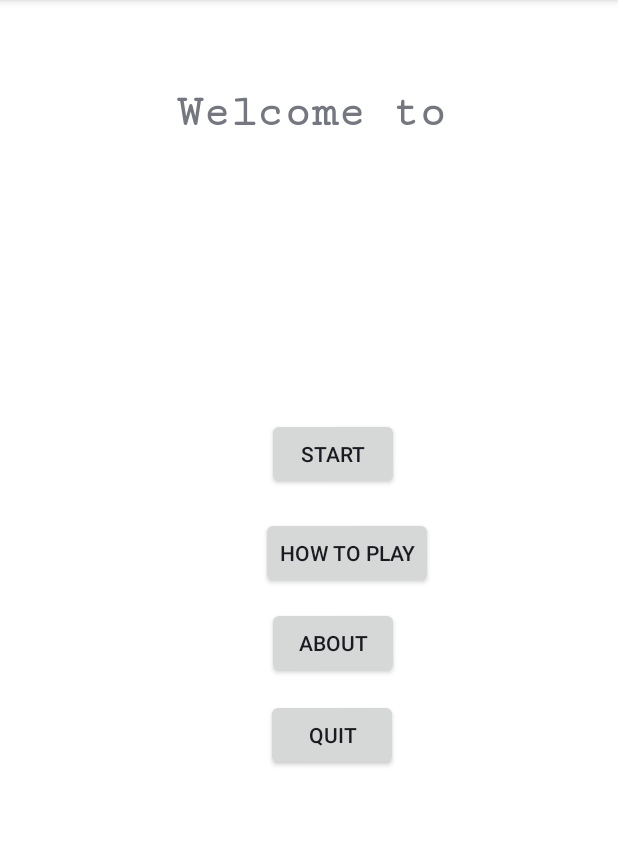
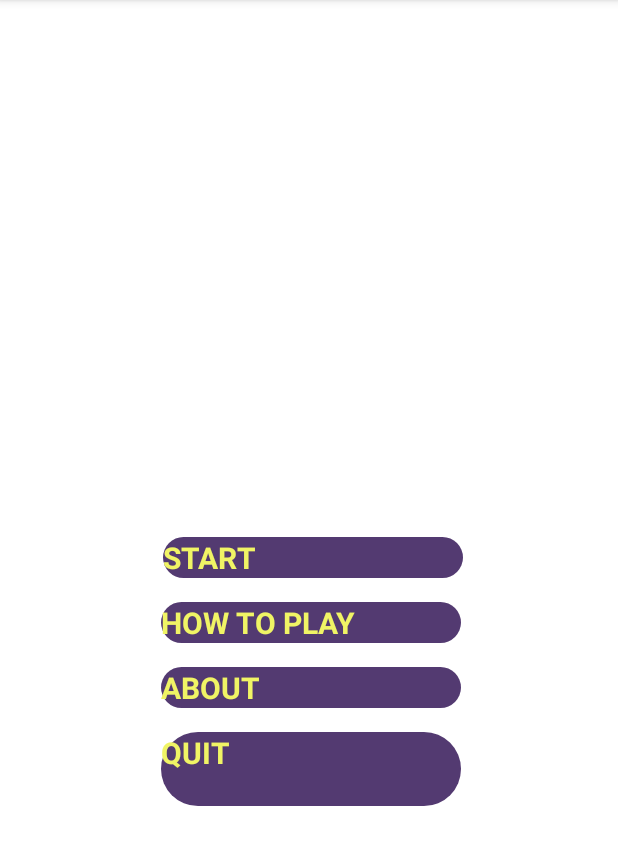
Before and after one commit to jleenaife/EcoNiceApp, an Android app: the layout activity_homepage.xml on its own in the app's theme, with its tools: preview values and no code run, on a phone screen of 412 x 824 dp, the part 84-949 px from its top. Run offline under Robolectric (Android 15) with nearby library versions, the phone set to English and light mode, and no system bars.

Commit message:
design update

```diff
--- a/app/src/main/res/drawable/round_corner.xml
+++ b/app/src/main/res/drawable/round_corner.xml
@@ -1,7 +1,9 @@
 <?xml version="1.0" encoding="utf-8"?>
 <shape android:shape="rectangle" xmlns:android="http://schemas.android.com/apk/res/android">
 
-    <corners android:radius="200dp" />
-    <solid android:color="@color/purple_200" />
+    <corners android:radius="200dp"
+        >
+
+    </corners>
 
 </shape>
--- a/app/src/main/res/layout/activity_homepage.xml
+++ b/app/src/main/res/layout/activity_homepage.xml
@@ -13,98 +13,130 @@
         android:layout_height="fill_parent"
         android:scaleType="centerCrop"
         app:srcCompat="@drawable/bg"
-        tools:layout_editor_absoluteX="0dp"
-        tools:layout_editor_absoluteY="-16dp" />
+        tools:layout_editor_absoluteX="65dp"
+        tools:layout_editor_absoluteY="0dp" />
 
     <TextView
         android:id="@+id/textView1"
         android:layout_width="wrap_content"
         android:layout_height="33dp"
-        android:layout_marginEnd="91dp"
-        android:layout_marginBottom="593dp"
+        android:layout_marginStart="32dp"
+        android:layout_marginEnd="32dp"
+        android:layout_marginBottom="600dp"
+        android:gravity="center"
+        android:text="Welcome to"
+        android:textColor="@color/white"
+        android:textSize="25sp"
+        android:textStyle="bold"
         android:fontFamily="serif-monospace"
-        android:text="Welcome to"
-        android:textSize="30dp"
-        android:textStyle="bold"
-        android:gravity="center"
         app:layout_constraintBottom_toBottomOf="parent"
         app:layout_constraintEnd_toEndOf="parent"
-        app:layout_constraintHorizontal_bias="0.832"
+        app:layout_constraintHorizontal_bias="0.56"
         app:layout_constraintStart_toStartOf="parent"
         app:layout_constraintTop_toTopOf="parent"
         app:layout_constraintVertical_bias="0.411" />
 
-    <Button
+    <androidx.appcompat.widget.AppCompatButton
         android:id="@+id/quitBtn"
-        android:layout_width="wrap_content"
-        android:layout_height="wrap_content"
-        android:layout_marginEnd="145dp"
-        android:layout_marginBottom="210dp"
+        android:layout_width="200dp"
+        android:layout_height="49dp"
+        android:layout_marginStart="32dp"
+        android:layout_marginTop="16dp"
+        android:layout_marginEnd="32dp"
+        android:background="@drawable/round_corner"
+        android:backgroundTint="@color/ecogrape"
+        android:fontFamily="sans-serif"
         android:text="QUIT"
+        android:textColor="@color/ecoyellow"
+        android:textSize="20sp"
+        android:textStyle="bold"
         app:layout_constraintBottom_toBottomOf="parent"
         app:layout_constraintEnd_toEndOf="parent"
-        app:layout_constraintHorizontal_bias="0.994"
+        app:layout_constraintHorizontal_bias="0.51"
         app:layout_constraintStart_toStartOf="parent"
         app:layout_constraintTop_toTopOf="parent"
-        app:layout_constraintVertical_bias="0.914" />
+        app:layout_constraintVertical_bias="0.672" />
 
-    <Button
-        android:id="@+id/startBtn"
-        android:layout_width="wrap_content"
+    <androidx.appcompat.widget.AppCompatButton
+        android:id="@+id/htpBtn"
+        android:layout_width="200dp"
         android:layout_height="wrap_content"
-        android:layout_marginEnd="146dp"
-        android:layout_marginBottom="441dp"
-        android:text="START"
-        app:layout_constraintBottom_toBottomOf="parent"
+        android:layout_marginStart="32dp"
+        android:layout_marginEnd="32dp"
+        android:layout_marginBottom="16dp"
+        android:background="@drawable/round_corner"
+        android:backgroundTint="@color/ecogrape"
+        android:fontFamily="sans-serif"
+        android:text="HOW TO PLAY"
+        android:textColor="@color/ecoyellow"
+        android:textSize="20sp"
+        android:textStyle="bold"
+        app:layout_constraintBottom_toTopOf="@+id/abtBtn"
         app:layout_constraintEnd_toEndOf="parent"
-        app:layout_constraintHorizontal_bias="1.0"
+        app:layout_constraintHorizontal_bias="0.51"
         app:layout_constraintStart_toStartOf="parent"
         app:layout_constraintTop_toTopOf="parent"
         app:layout_constraintVertical_bias="1.0" />
 
-    <Button
-        android:id="@+id/htpBtn"
-        android:layout_width="wrap_content"
+    <androidx.appcompat.widget.AppCompatButton
+        android:id="@+id/abtBtn"
+        android:layout_width="200dp"
         android:layout_height="wrap_content"
-        android:layout_marginEnd="123dp"
-        android:layout_marginBottom="367dp"
-        android:text="HOW TO PLAY"
-        app:layout_constraintBottom_toBottomOf="parent"
+        android:layout_marginStart="32dp"
+        android:layout_marginEnd="32dp"
+        android:layout_marginBottom="16dp"
+        android:background="@drawable/round_corner"
+        android:backgroundTint="@color/ecogrape"
+        android:fontFamily="sans-serif"
+        android:text="ABOUT"
+        android:textColor="@color/ecoyellow"
+        android:textSize="20sp"
+        android:textStyle="bold"
+        app:layout_constraintBottom_toTopOf="@+id/quitBtn"
         app:layout_constraintEnd_toEndOf="parent"
-        app:layout_constraintHorizontal_bias="1.0"
+        app:layout_constraintHorizontal_bias="0.51"
         app:layout_constraintStart_toStartOf="parent"
         app:layout_constraintTop_toTopOf="parent"
-        app:layout_constraintVertical_bias="0.977" />
+        app:layout_constraintVertical_bias="1.0" />
 
-    <Button
-        android:id="@+id/abtBtn"
-        android:layout_width="wrap_content"
+    <androidx.appcompat.widget.AppCompatButton
+        android:id="@+id/startBtn"
+        android:layout_width="200dp"
         android:layout_height="wrap_content"
-        android:layout_marginEnd="142dp"
-        android:layout_marginBottom="294dp"
-        android:text="ABOUT"
-        app:layout_constraintBottom_toBottomOf="parent"
+        android:layout_marginStart="32dp"
+        android:layout_marginEnd="32dp"
+        android:layout_marginBottom="16dp"
+        android:background="@drawable/round_corner"
+        android:backgroundTint="@color/ecogrape"
+        android:fontFamily="sans-serif"
+        android:text="START"
+        android:textColor="@color/ecoyellow"
+        android:textSize="20sp"
+        android:textStyle="bold"
+        app:layout_constraintBottom_toTopOf="@+id/htpBtn"
         app:layout_constraintEnd_toEndOf="parent"
-        app:layout_constraintHorizontal_bias="0.977"
+        app:layout_constraintHorizontal_bias="0.517"
         app:layout_constraintStart_toStartOf="parent"
         app:layout_constraintTop_toTopOf="parent"
-        app:layout_constraintVertical_bias="0.95" />
+        app:layout_constraintVertical_bias="1.0" />
 
     <TextView
         android:id="@+id/nameText"
         android:layout_width="wrap_content"
         android:layout_height="wrap_content"
-        android:layout_marginEnd="184dp"
-        android:layout_marginBottom="533dp"
+        android:layout_marginStart="100dp"
+        android:layout_marginEnd="100dp"
+        android:layout_marginBottom="16dp"
+        android:textColor="@color/white"
+        android:textSize="25sp"
+        android:textStyle="bold"
         android:fontFamily="serif-monospace"
-        android:textSize="30dp"
-        android:textStyle="bold"
         android:gravity="center"
-        app:layout_constraintBottom_toBottomOf="parent"
+        app:layout_constraintBottom_toTopOf="@+id/startBtn"
         app:layout_constraintEnd_toEndOf="parent"
-        app:layout_constraintHorizontal_bias="0.903"
+        app:layout_constraintHorizontal_bias="0.497"
         app:layout_constraintStart_toStartOf="parent"
-        app:layout_constraintTop_toTopOf="parent"
-        app:layout_constraintVertical_bias="0.976" />
+        app:layout_constraintTop_toBottomOf="@+id/textView1"
+        app:layout_constraintVertical_bias="0.837" />
 
 </androidx.constraintlayout.widget.ConstraintLayout>
--- a/app/src/main/res/values/colors.xml
+++ b/app/src/main/res/values/colors.xml
@@ -10,5 +10,10 @@
     <color name="colorPrimary">#DF1919</color>
     <color name="colorPrimaryDark">#9B1515</color>
     <color name="colorAccent">#FFFFFF</color>
+    <color name="ecoblue">#6184D8</color>
+    <color name="ecogrape">#533A71</color>
+    <color name="ecotorc">#50C5B7</color>
+    <color name="ecogreen">#9CEC5B</color>
+    <color name="ecoyellow">#F0F465</color>
 
 </resources>
```
Also changed, not shown: app/src/main/res/layout/activity_below12home.xml (+11 -9 lines), app/src/main/res/layout/activity_nameinput_page.xml (+25 -11 lines), app/src/main/res/layout/activity_start.xml (+61 -23 lines).
